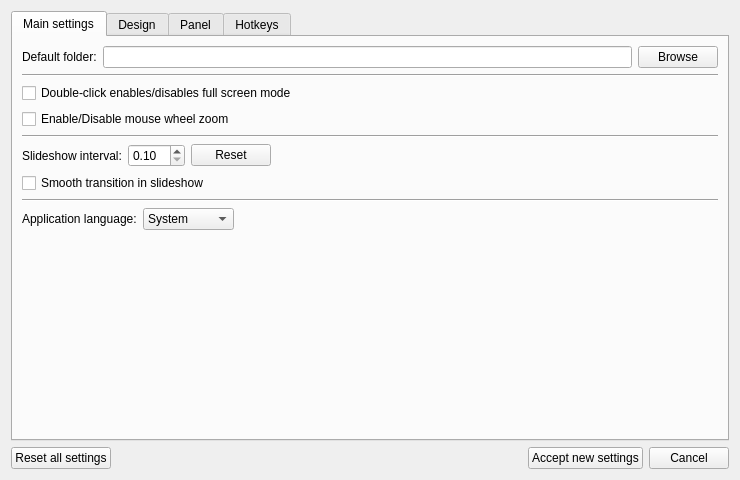
Old version of the form src/settings/settings.ui in the repository abodnyaUA/qimageviewer.
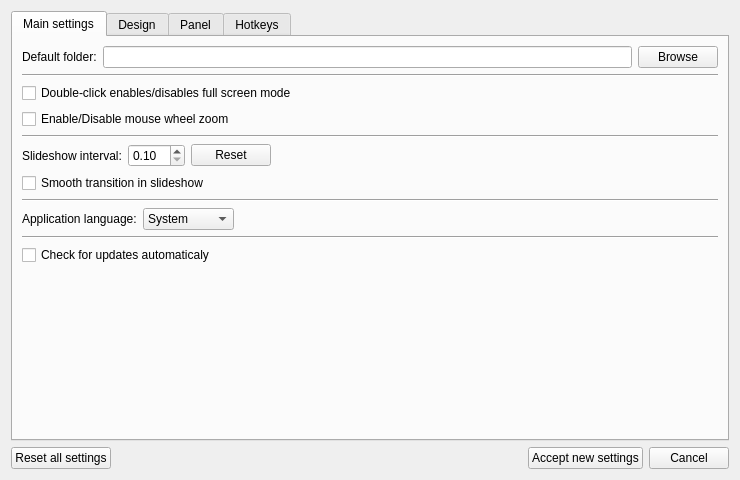
New version of the form. Icons and pictures are not drawn.

Patch:
```diff
--- a/src/settings/settings.ui
+++ b/src/settings/settings.ui
@@ -207,6 +207,20 @@
          </item>
         </layout>
        </item>
+       <item>
+        <widget class="Line" name="line_4">
+         <property name="orientation">
+          <enum>Qt::Horizontal</enum>
+         </property>
+        </widget>
+       </item>
+       <item>
+        <widget class="QCheckBox" name="checkUpdatesCheckBox">
+         <property name="text">
+          <string>Check for updates automaticaly</string>
+         </property>
+        </widget>
+       </item>
        <item>
         <spacer name="verticalSpacer">
          <property name="orientation">
```
Left out of the diff: 4 changed lines with no effect on the pictures.
